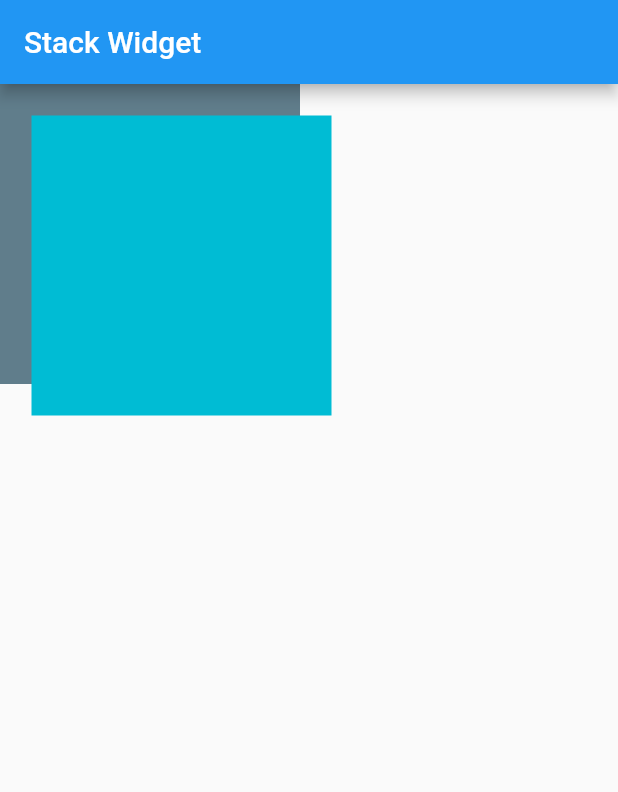
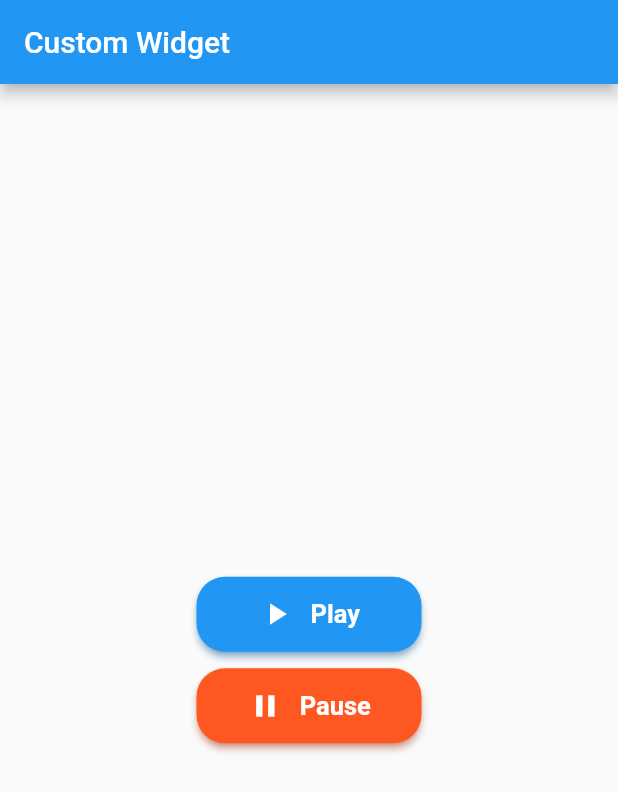
Before and after one commit to yasin9064/flutter_application_1, a Flutter app: the screen it shows after launch, on a phone screen of 412 x 824 dp. Shown: the top 792 px of the screen. Run offline on Flutter 3.47's test engine with Material 2 defaults, Android fonts, the phone set to English and light mode, and no system bars.

Commit message:
Learn about Custom Widget.

```diff
--- a/lib/HomeScreen.dart
+++ b/lib/HomeScreen.dart
@@ -2,6 +2,7 @@
 
 import 'package:flutter/material.dart';
 import 'package:flutter_application_1/UI_Helper/utii.dart';
+import 'package:flutter_application_1/Widgets/Buttons.dart';
 import 'package:intl/intl.dart';
 
 class HomeScreen extends StatefulWidget {
@@ -16,30 +17,41 @@ class _HomeScreenState extends State<HomeScreen> {
   Widget build(BuildContext context) {
     return Scaffold(
       appBar: AppBar(
-          title: const Text("Stack Widget"),
+        title: const Text("Custom Widget"),
       ),
-        body: Container(
-          width: 400,
-          height: 400,
-          child: Stack(
+      body: Center(
+        child: Column(
+          mainAxisAlignment: MainAxisAlignment.center,
           children: [
             Container(
-                height: 200,
-                width: 200,
-                color: Colors.blueGrey
+              width: 150,
+              height: 50,
+              child: RoundedButton(
+                buttonName: 'Play',
+                icon: Icon(Icons.play_arrow),
+                textStyle: myTextStyle17(),
+                callback: () {
+                  print('Song Played');
+                },
               ),
-              Positioned(
-                left: 21,
-                top: 21,
-                child: Container(
-                  height: 200,
-                  width: 200 ,
-                  color: Colors.cyan
+            ),
+            Container(height: 11,),
+            Container(
+              width: 150,
+              height: 50,
+              child: RoundedButton(
+                buttonName: 'Pause',
+                icon: Icon(Icons.pause),
+                textStyle: myTextStyle17(),
+                bgColor: Colors.deepOrange,
+                callback: () {
+                  print('Song Paused');
+                },
               ),
             ),
           ],
-            )
-        )
+        ),
+      ),
     );
   }
 }
--- a/lib/UI_Helper/utii.dart
+++ b/lib/UI_Helper/utii.dart
@@ -1,9 +1,9 @@
 
 import 'package:flutter/material.dart';
 
-TextStyle myTextStyle11() {
+TextStyle myTextStyle17() {
   return const TextStyle(
-    fontSize: 11,
+    fontSize: 17,
     fontWeight: FontWeight.bold,
   );
 }
--- /dev/null
+++ b/lib/Widgets/Buttons.dart
@@ -0,0 +1,45 @@
+import 'package:flutter/cupertino.dart';
+import 'package:flutter/material.dart';
+
+class RoundedButton extends StatelessWidget {
+  final String buttonName;
+  final Icon? icon;
+  final Color? bgColor;
+  final TextStyle? textStyle;
+  final VoidCallback? callback;
+
+  RoundedButton({
+    required this.buttonName,
+    this.icon,
+    this.bgColor = Colors.blue,
+    this.textStyle,
+    this.callback,
+  });
+
+  @override
+  Widget build(BuildContext context) {
+    return ElevatedButton(
+        onPressed: () {
+          callback!();
+        },
+        child: icon!=null? Row(
+          mainAxisAlignment: MainAxisAlignment.center,
+          children: [
+            icon!,
+            Container(
+              width: 11,
+            ),
+            Text(buttonName, style: textStyle,)
+          ],
+
+        ): Text(buttonName, style: textStyle,),
+        style: ElevatedButton.styleFrom(
+          backgroundColor: bgColor,
+          shadowColor: bgColor,
+          shape: RoundedRectangleBorder(
+            borderRadius: BorderRadius.all(Radius.circular(19))
+          )
+        ),
+      );
+  }
+}
```
Lines whose indentation alone changed are shown as unchanged.
